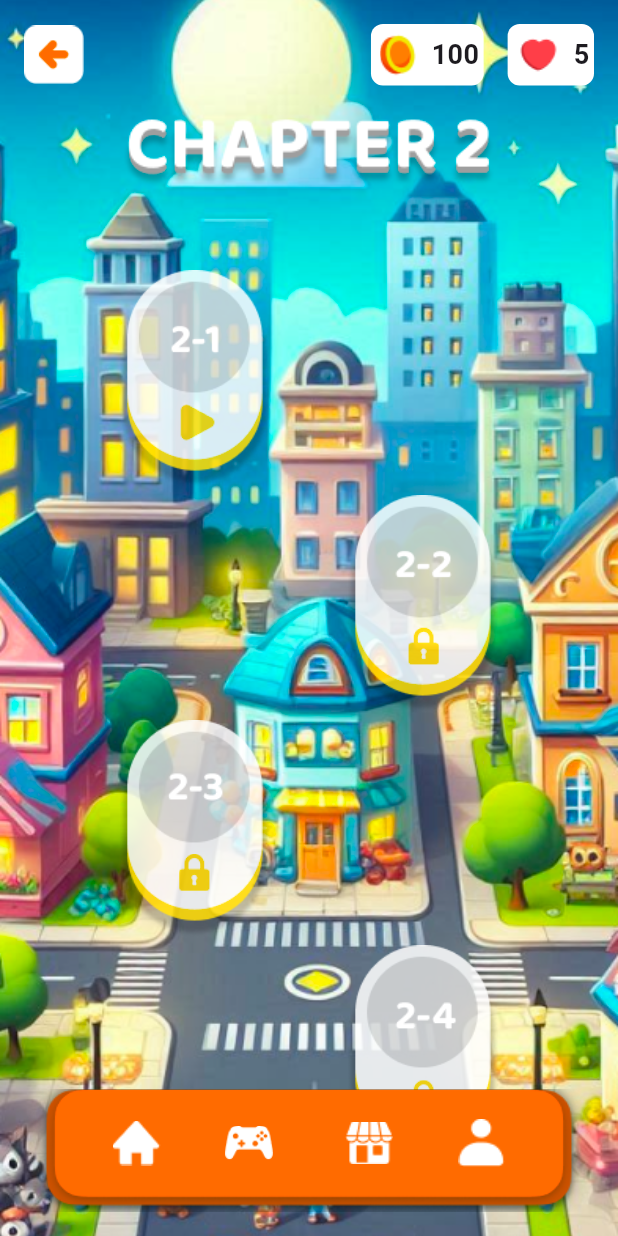
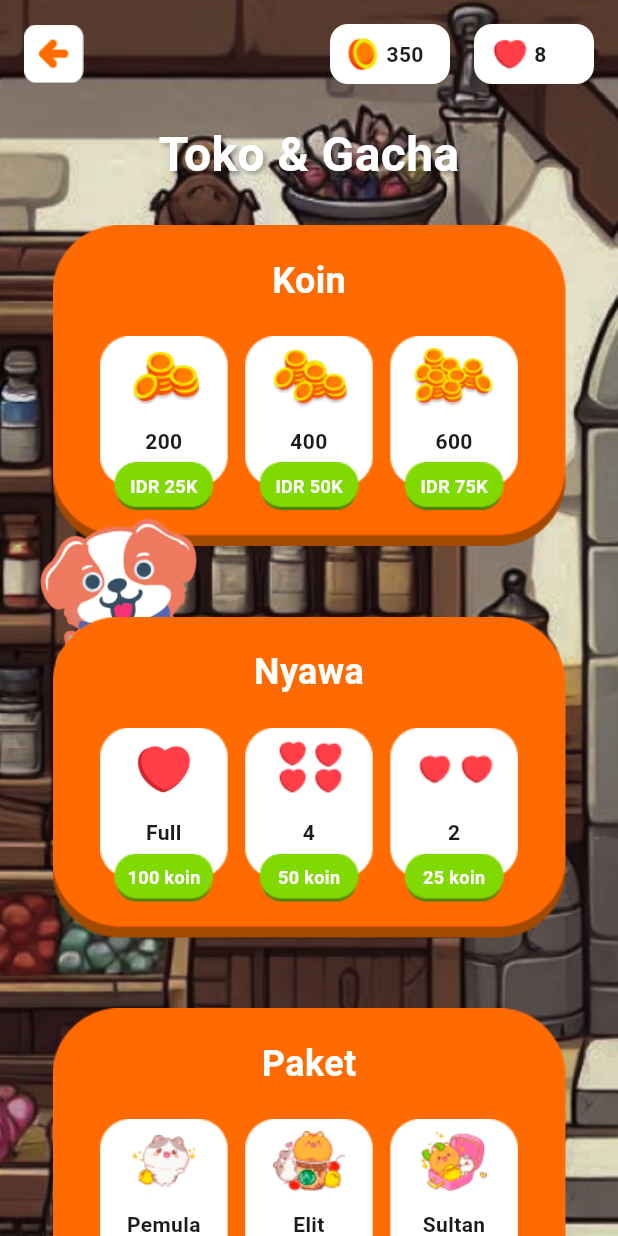
Before and after one commit to Nessaa16/WordWhizz, a Flutter app: the screen it shows after launch, on a phone screen of 412 x 824 dp. Run offline on Flutter 3.47's test engine with Material 3 defaults, Android fonts, the light colour scheme and no system bars; our stand-ins replace cloud_firestore, firebase_auth, firebase_core, lottie; accounts and stored records are empty.

Commit message:
Final UI ShopPage

```diff
--- a/wordwhizz/lib/main.dart
+++ b/wordwhizz/lib/main.dart
@@ -23,7 +23,7 @@ class MyApp extends StatelessWidget {
       // home: WelcomePage(),
       // home: StoryPage(),
       //home: MainMenuScreen(),
-     home: Chapter2(),
+     home: ShopPage(),
       // home: MinigamesScreen(),
       // home: MainMenuScreen(),
     //  home: Chapter1(),
--- a/wordwhizz/lib/view/pages/pages.dart
+++ b/wordwhizz/lib/view/pages/pages.dart
@@ -27,3 +27,5 @@ part 'playmenu1_page.dart';
 part 'playmenu2_page.dart';
 part 'mm_minigames_page.dart';
 part 'mg_tebakgambar_page.dart';
+
+part 'shop_page.dart';
--- /dev/null
+++ b/wordwhizz/lib/view/pages/shop_page.dart
@@ -0,0 +1,332 @@
+part of 'pages.dart';
+
+class ShopPage extends StatelessWidget {
+  const ShopPage({Key? key}) : super(key: key);
+
+  @override
+  Widget build(BuildContext context) {
+    return Scaffold(
+      body: Stack(
+        children: [
+          // Background Image
+          Image.asset(
+            'assets/images/bgShopPage.png',
+            fit: BoxFit.cover,
+            width: double.infinity,
+            height: double.infinity,
+          ),
+          SafeArea(
+            child: SingleChildScrollView(
+              child: Column(
+                crossAxisAlignment: CrossAxisAlignment.start,
+                children: [
+                  // Header
+                  Padding(
+                    padding: const EdgeInsets.all(16.0),
+                    child: Row(
+                      children: [
+                        GestureDetector(
+                          onTap: () {
+                            // Handle back navigation
+                          },
+                          child: Image.asset(
+                            'assets/images/backarrow.png',
+                            width: 40,
+                            height: 40,
+                            fit: BoxFit.contain,
+                          ),
+                        ),
+                        Spacer(),
+                        // Coins
+                        Container(
+                          width: 80,
+                          padding:
+                              EdgeInsets.symmetric(horizontal: 12, vertical: 8),
+                          decoration: BoxDecoration(
+                            color: Colors.white,
+                            borderRadius: BorderRadius.circular(12),
+                          ),
+                          child: Row(
+                            children: [
+                              Image.asset('assets/images/coin.png', height: 24),
+                              SizedBox(width: 4),
+                              Text('350',
+                                  style:
+                                      TextStyle(fontWeight: FontWeight.bold)),
+                            ],
+                          ),
+                        ),
+                        SizedBox(width: 16),
+                        // Hearts
+                        Container(
+                          width: 80,
+                          padding:
+                              EdgeInsets.symmetric(horizontal: 12, vertical: 8),
+                          decoration: BoxDecoration(
+                            color: Colors.white,
+                            borderRadius: BorderRadius.circular(12),
+                          ),
+                          child: Row(
+                            children: [
+                              Image.asset('assets/images/heart.png',
+                                  height: 24),
+                              SizedBox(width: 4),
+                              Text('8',
+                                  style:
+                                      TextStyle(fontWeight: FontWeight.bold)),
+                            ],
+                          ),
+                        ),
+                      ],
+                    ),
+                  ),
+
+                  // Title
+                  Padding(
+                    padding: const EdgeInsets.symmetric(vertical: 8.0),
+                    child: Center(
+                      child: Text(
+                        'Toko & Gacha',
+                        style: TextStyle(
+                          fontSize: 32,
+                          fontWeight: FontWeight.bold,
+                          color: Colors.white,
+                          shadows: [
+                            Shadow(
+                              offset: Offset(2, 2),
+                              blurRadius: 3.0,
+                              color: Colors.black.withOpacity(0.3),
+                            ),
+                          ],
+                        ),
+                      ),
+                    ),
+                  ),
+
+                  // Sections
+                  Padding(
+                    padding: const EdgeInsets.all(16.0),
+                    child: Center(
+                      child: Column(
+                        mainAxisAlignment: MainAxisAlignment.center,
+                        crossAxisAlignment: CrossAxisAlignment.center,
+                        children: [
+                          _buildSection(
+                            'Koin',
+                            [
+                              _buildItem('200', 'IDR 25K',
+                                  'assets/images/coins_200.png', () {
+                                print('200 coins purchased');
+                              }),
+                              _buildItem('400', 'IDR 50K',
+                                  'assets/images/coins_400.png', () {
+                                print('400 coins purchased');
+                              }),
+                              _buildItem('600', 'IDR 75K',
+                                  'assets/images/coins_600.png', () {
+                                print('600 coins purchased');
+                              }),
+                            ],
+                          ),
+                          SizedBox(height: 47),
+                          _buildSection(
+                            'Nyawa',
+                            [
+                              _buildItem(
+                                  'Full', '100 koin', 'assets/images/heart_full.png',
+                                  () {
+                                print('Full heart purchased');
+                              }),
+                              _buildItem(
+                                  '4', '50 koin', 'assets/images/hearts_4.png',
+                                  () {
+                                print('4 hearts purchased');
+                              }),
+                              _buildItem(
+                                  '2', '25 koin', 'assets/images/hearts_2.png',
+                                  () {
+                                print('2 hearts purchased');
+                              }),
+                            ],
+                          ),
+                          SizedBox(height: 47),
+                          _buildSection(
+                            'Paket',
+                            [
+                              _buildItem('Pemula', '50 koin',
+                                  'assets/images/bundlePemula.png', () {
+                                print('Pemula package purchased');
+                              }),
+                              _buildItem('Elit', '100 koin',
+                                  'assets/images/bundleElit.png', () {
+                                print('Elit package purchased');
+                              }),
+                              _buildItem('Sultan', '200 koin',
+                                  'assets/images/bundleSultan.png', () {
+                                print('Sultan package purchased');
+                              }),
+                            ],
+                          ),
+                        ],
+                      ),
+                    ),
+                  ),
+
+                  // Gacha Button
+                  Padding(
+                    padding: const EdgeInsets.all(16.0),
+                    child: Align(
+                      alignment: Alignment.center,
+                      child: GestureDetector(
+                        onTap: () {
+                          print('Gacha button pressed');
+                        },
+                        child: Container(
+                          decoration: BoxDecoration(
+                            borderRadius: BorderRadius.circular(25),
+                            image: DecorationImage(
+                              image:
+                                  AssetImage('assets/images/button_gacha.png'),
+                              fit: BoxFit.cover,
+                            ),
+                          ),
+                          width: 166.33,
+                          height: 58.17,
+                        ),
+                      ),
+                    ),
+                  ),
+                ],
+              ),
+            ),
+          ),
+        ],
+      ),
+    );
+  }
+
+  Widget _buildSection(String title, List<Widget> items) {
+    return Stack(
+      clipBehavior: Clip.none,
+      children: [
+        Container(
+          width: 342,
+          height: 214,
+          padding: const EdgeInsets.all(20),
+          decoration: BoxDecoration(
+            image: DecorationImage(
+              image: AssetImage('assets/images/cardShopPage.png'),
+              fit: BoxFit.cover,
+            ),
+            borderRadius: BorderRadius.circular(20),
+          ),
+          child: Column(
+            children: [
+              Text(
+                title,
+                style: const TextStyle(
+                  fontSize: 24,
+                  fontWeight: FontWeight.bold,
+                  color: Colors.white,
+                ),
+              ),
+              const SizedBox(height: 20),
+              Row(
+                mainAxisAlignment: MainAxisAlignment.spaceEvenly,
+                children: items,
+              ),
+            ],
+          ),
+        ),
+        if (title == 'Koin')
+          Positioned(
+            bottom: -125,
+            left: -35,
+            child: Transform.rotate(
+              angle: -0.1,
+              child: Image.asset(
+                'assets/images/mascott.png',
+                height: 151,
+                width: 158,
+              ),
+            ),
+          ),
+      ],
+    );
+  }
+
+  Widget _buildItem(
+      String title, String price, String imagePath, VoidCallback onTap) {
+    return Stack(
+      clipBehavior: Clip.none,
+      children: [
+        // WhiteCard
+        Container(
+          width: 85,
+          height: 100,
+          decoration: BoxDecoration(
+            image: DecorationImage(
+              image: AssetImage('assets/images/shopPage_whiteCard.png'),
+              fit: BoxFit.cover,
+            ),
+            borderRadius: BorderRadius.circular(12),
+          ),
+          child: Column(
+            children: [
+              // Image
+              Padding(
+                padding: const EdgeInsets.only(top: 8),
+                child: Image.asset(
+                  imagePath,
+                  height: 40,
+                ),
+              ),
+              // Title
+              Expanded(
+                child: Center(
+                  child: Padding(
+                    padding: const EdgeInsets.only(bottom: 8),
+                    child: Text(
+                      title,
+                      style: const TextStyle(fontWeight: FontWeight.bold),
+                      textAlign: TextAlign.center,
+                    ),
+                  ),
+                ),
+              ),
+            ],
+          ),
+        ),
+
+        Positioned(
+          bottom: -16,
+          left: 9.5,
+          child: GestureDetector(
+            onTap: onTap,
+            child: Container(
+              width: 66,
+              height: 32,
+              decoration: BoxDecoration(
+                image: DecorationImage(
+                  image: AssetImage('assets/images/button_green.png'),
+                  fit: BoxFit.cover,
+                ),
+                borderRadius: BorderRadius.circular(12),
+              ),
+              child: Center(
+                child: Text(
+                  price,
+                  style: const TextStyle(
+                    color: Colors.white,
+                    fontWeight: FontWeight.bold,
+                    fontSize: 12,
+                  ),
+                ),
+              ),
+            ),
+          ),
+        ),
+      ],
+    );
+  }
+}
```
Also changed, not shown: wordwhizz/pubspec.yaml (+14 -0 lines), wordwhizz/assets/images/bgShopPage.png (added), wordwhizz/assets/images/bundleElit.png (added), wordwhizz/assets/images/bundlePemula.png (added), wordwhizz/assets/images/bundleSultan.png (added), wordwhizz/assets/images/button_gacha.png (added), wordwhizz/assets/images/button_green.png (added), wordwhizz/assets/images/cardShopPage.png (added), wordwhizz/assets/images/coins_200.png (added), wordwhizz/assets/images/coins_400.png (added), wordwhizz/assets/images/coins_600.png (added), wordwhizz/assets/images/heart_full.png (added), wordwhizz/assets/images/hearts_2.png (added), wordwhizz/assets/images/hearts_4.png (added), 1 more files.
